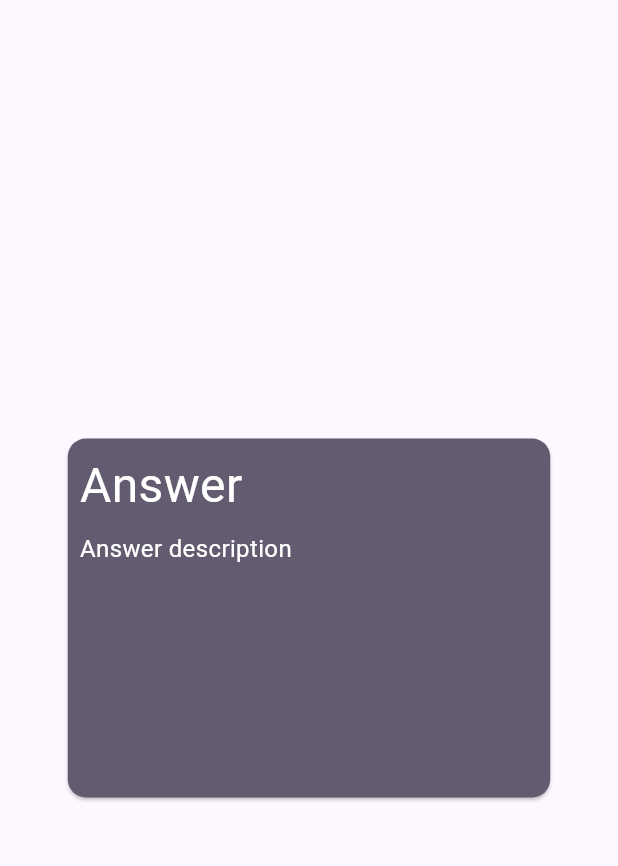
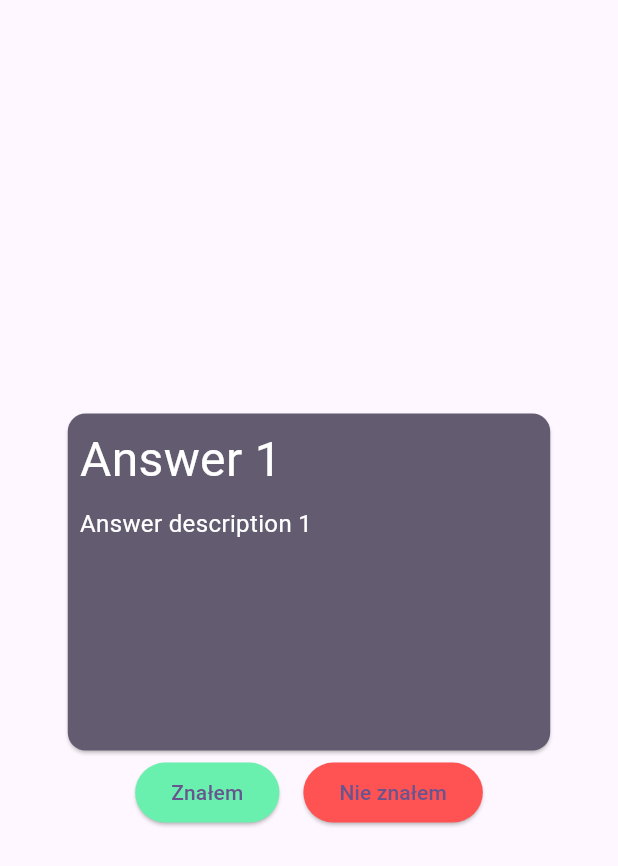
Before and after one commit to bareq/flutter_flash_cards, a Flutter app: the screen it shows after launch, after a tap on the "loop" icon, on a phone screen of 412 x 824 dp. Shown: the top 866 px of the screen. Run offline on Flutter 3.47's test engine with Material 2 defaults, Android fonts, the light colour scheme and no system bars.

Commit message:
Go through words

```diff
--- a/lib/features/flash_card/flash_card_view_model.dart
+++ b/lib/features/flash_card/flash_card_view_model.dart
@@ -2,12 +2,21 @@ import 'package:flashcardsflutter/features/flash_card/model/flash_card.dart';
 import 'package:flutter/foundation.dart';
 
 class FlashCardViewModel extends ChangeNotifier {
-  final currentFlashCard = FlashCard(
-      "Question title", "Question description", "Answer", "Answer description");
-
+  final flashCards = <FlashCard>[
+    FlashCard("Question title 1", "Question description 1", "Answer 1",
+        "Answer description 1"),
+    FlashCard("Question title 2", "Question description 2", "Answer 2",
+        "Answer description 2"),
+    FlashCard("Question title 3", "Question description 3", "Answer 3",
+        "Answer description 3"),
+    FlashCard("Question title 4", "Question description 4", "Answer 4",
+        "Answer description 4"),
+  ];
+  late FlashCard currentFlashCard;
   late bool cardFlipped;
 
   FlashCardViewModel() {
+    currentFlashCard = flashCards.first;
     cardFlipped = false;
   }
 
@@ -15,4 +24,13 @@ class FlashCardViewModel extends ChangeNotifier {
     cardFlipped = !cardFlipped;
     notifyListeners();
   }
+
+  void nextCard() {
+    final index = flashCards.indexOf(currentFlashCard);
+    if (index < flashCards.length - 1) {
+      currentFlashCard = flashCards[index + 1];
+      cardFlipped = false;
+      notifyListeners();
+    }
+  }
 }
--- a/lib/main.dart
+++ b/lib/main.dart
@@ -19,7 +19,8 @@ class MyApp extends StatelessWidget {
         colorScheme: ColorScheme.fromSeed(seedColor: Colors.deepPurple),
         useMaterial3: true,
       ),
-      home: const MyHomePage(),
+      home: ChangeNotifierProvider(
+          create: (context) => FlashCardViewModel(), child: const MyHomePage()),
     );
   }
 }
@@ -29,11 +30,36 @@ class MyHomePage extends StatelessWidget {
 
   @override
   Widget build(BuildContext context) {
-    return ChangeNotifierProvider(
-      create: (context) => FlashCardViewModel(),
-      child: Scaffold(
-        body: Center(child: FlashCardWidget()),
-      ),
+    final flashCardViewModel = context.watch<FlashCardViewModel>();
+    return Scaffold(
+      body: Center(
+          child: Column(
+        mainAxisSize: MainAxisSize.min,
+        children: [
+          Flexible(child: FlashCardWidget()),
+          if (flashCardViewModel.cardFlipped)
+            Row(
+              mainAxisAlignment: MainAxisAlignment.center,
+              children: [
+                ElevatedButton(
+                  style: ElevatedButton.styleFrom(
+                    backgroundColor: Colors.greenAccent,
+                  ),
+                  onPressed: () {flashCardViewModel.nextCard();},
+                  child: const Text('Znałem'),
+                ),
+                const SizedBox(width: 16),
+                ElevatedButton(
+                  style: ElevatedButton.styleFrom(
+                    backgroundColor: Colors.redAccent,
+                  ),
+                  onPressed: () {flashCardViewModel.nextCard();},
+                  child: const Text('Nie znałem'),
+                ),
+              ],
+            )
+        ],
+      )),
     );
   }
 }
```
